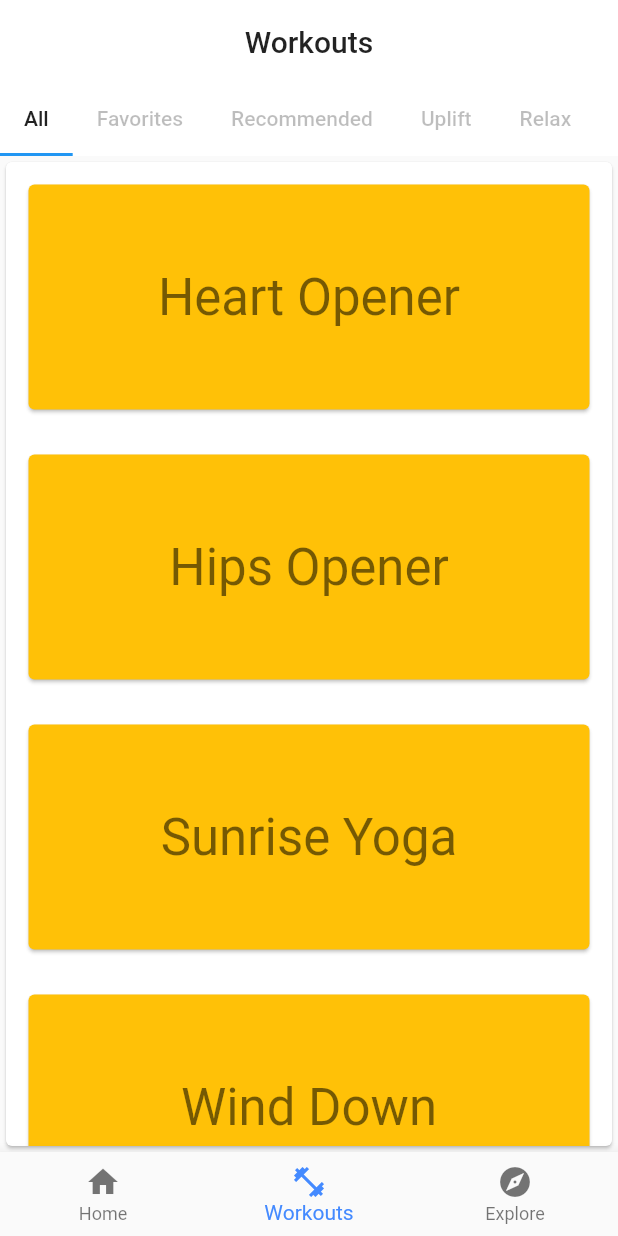
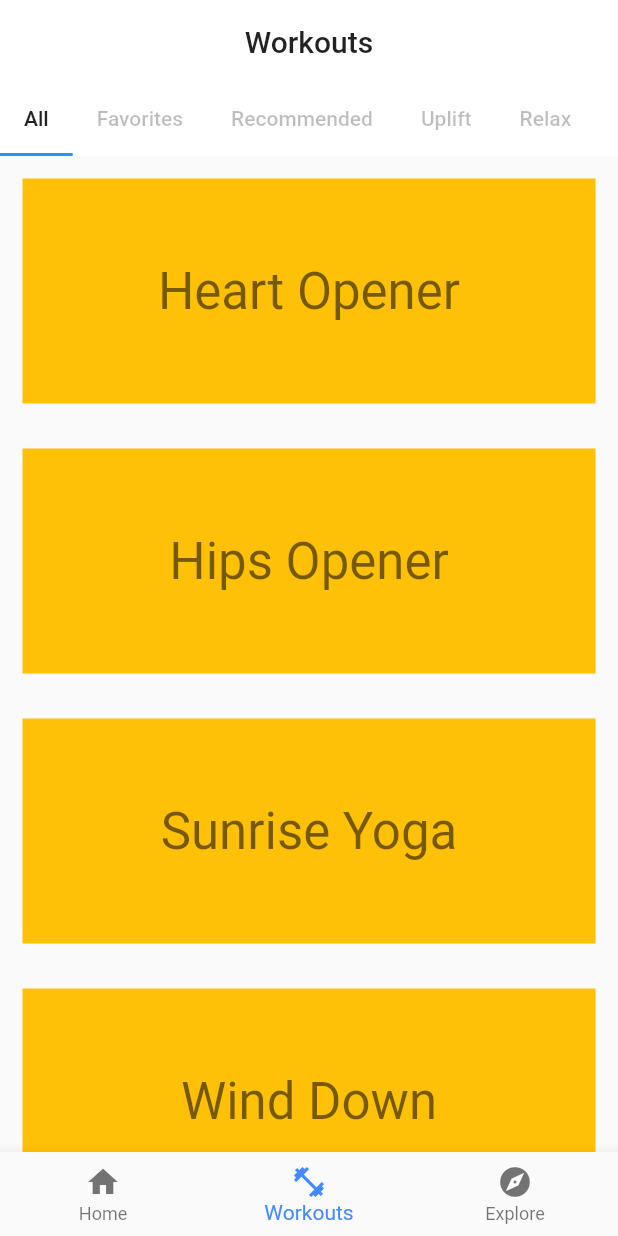
Before and after one commit to f3igao/namaslay_flutter, a Flutter app: the screen it shows after launch, item 2 of the bottom bar chosen, on a phone screen of 412 x 824 dp. Run offline on Flutter 3.47's test engine with Material 2 defaults, Android fonts, the phone set to English and light mode, and no system bars.

Commit message:
refactor workouts view

```diff
--- a/lib/flows.dart
+++ b/lib/flows.dart
@@ -6,17 +6,15 @@ class Flows extends StatelessWidget {
 
   Widget _buildFlowCard(BuildContext context, int index) {
     final TextStyle textStyle = Theme.of(context).textTheme.display1;
-    return Card(
-        child: Column(
-          children: <Widget>[
-            Container(
-              child: Center(child: Text(flows[index], style: textStyle)),
-              height: 150,
-            )
-          ],
-        ),
-        color: Colors.amber,
-        margin: EdgeInsets.all(15));
+    return Column(
+      children: <Widget>[
+        Container(
+            child: Center(child: Text(flows[index], style: textStyle)),
+            height: 150,
+            color: Colors.amber,
+            margin: EdgeInsets.all(15))
+      ],
+    );
   }
 
   @override
--- a/lib/home_tab.dart
+++ b/lib/home_tab.dart
@@ -1,4 +1,7 @@
 import 'package:flutter/material.dart';
+
+import 'flow_container.dart';
+import 'flows.dart';
 
 class HomeTab extends StatelessWidget {
   @override
@@ -13,7 +16,40 @@ class HomeTab extends StatelessWidget {
         backgroundColor: Colors.white,
         elevation: 0,
       ),
-      // body: Text('Home')
+      body: Container(
+        child: Column(
+          // mainAxisSize: MainAxisSize.max,
+          // crossAxisAlignment: CrossAxisAlignment.center,
+          children: <Widget>[
+            Expanded(
+              child: Column(
+                children: <Widget>[
+                  Container(
+                      child: Center(child: Text('test')),
+                      height: 150,
+                      color: Colors.amber)
+                ],
+              ),
+            ),
+          ],
+        ),
+      ),
     );
   }
 }
+
+List<String> flows = [
+  'Heart Opener',
+  'Hips Opener',
+  'Sunrise Yoga',
+  'Wind Down',
+  'Bedtime Yoga',
+  'Cardio Blast',
+  'Power Your Purpose',
+  'Find Your Flow',
+  'Meditation in Motion',
+  'Calm Your Mind',
+  'Mental Detox',
+  'Root Down',
+  'Playtime'
+];
--- a/lib/main_view.dart
+++ b/lib/main_view.dart
@@ -11,8 +11,7 @@ class MainView extends StatelessWidget {
 
   @override
   Widget build(BuildContext context) {
-    return Card(
-      // color: Colors.grey,
+    return Container(
       child: Column(
         mainAxisSize: MainAxisSize.min,
         crossAxisAlignment: CrossAxisAlignment.center,
```
